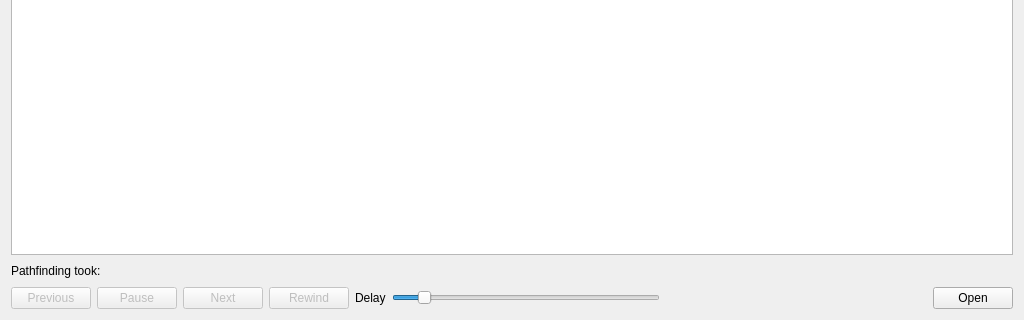
Qt form tools/map-checker-qt/ui/ui_dialog_pathfinding_visualizer.ui (atrinik/atrinik) before a commit; both pictures show x 0 to 1024 and y 448 to 768 of the 1024 by 768 pixel window.
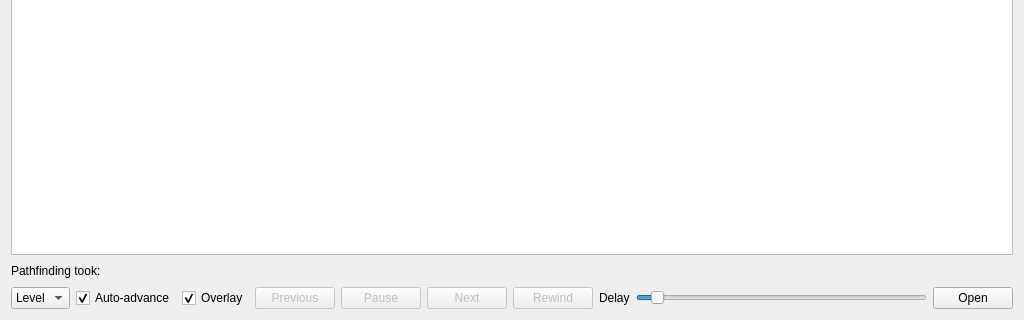
The same form after that commit.

Commit message: Correctly stitch maps together in the pathfinding visualizer.

Patch:
```diff
--- a/tools/map-checker-qt/ui/ui_dialog_pathfinding_visualizer.ui
+++ b/tools/map-checker-qt/ui/ui_dialog_pathfinding_visualizer.ui
@@ -21,6 +21,35 @@
     <layout class="QGridLayout" name="gridLayout">
      <item row="3" column="0">
       <layout class="QHBoxLayout" name="horizontalLayout">
+       <item>
+        <widget class="QComboBox" name="comboBoxLevel">
+         <item>
+          <property name="text">
+           <string>Level</string>
+          </property>
+         </item>
+        </widget>
+       </item>
+       <item>
+        <widget class="QCheckBox" name="checkBoxAutoAdvance">
+         <property name="text">
+          <string>Auto-advance</string>
+         </property>
+         <property name="checked">
+          <bool>true</bool>
+         </property>
+        </widget>
+       </item>
+       <item>
+        <widget class="QCheckBox" name="checkBoxOverlay">
+         <property name="text">
+          <string>Overlay</string>
+         </property>
+         <property name="checked">
+          <bool>true</bool>
+         </property>
+        </widget>
+       </item>
        <item>
         <widget class="QPushButton" name="buttonPrev">
          <property name="enabled">
@@ -83,26 +112,13 @@
           <number>1000</number>
          </property>
          <property name="value">
-          <number>100</number>
+          <number>50</number>
          </property>
          <property name="orientation">
           <enum>Qt::Horizontal</enum>
          </property>
         </widget>
        </item>
-       <item>
-        <spacer name="horizontalSpacer">
-         <property name="orientation">
-          <enum>Qt::Horizontal</enum>
-         </property>
-         <property name="sizeHint" stdset="0">
-          <size>
-           <width>40</width>
-           <height>20</height>
-          </size>
-         </property>
-        </spacer>
-       </item>
        <item>
         <widget class="QPushButton" name="buttonOpen">
          <property name="text">
```
The commit also changes 3 other files.
